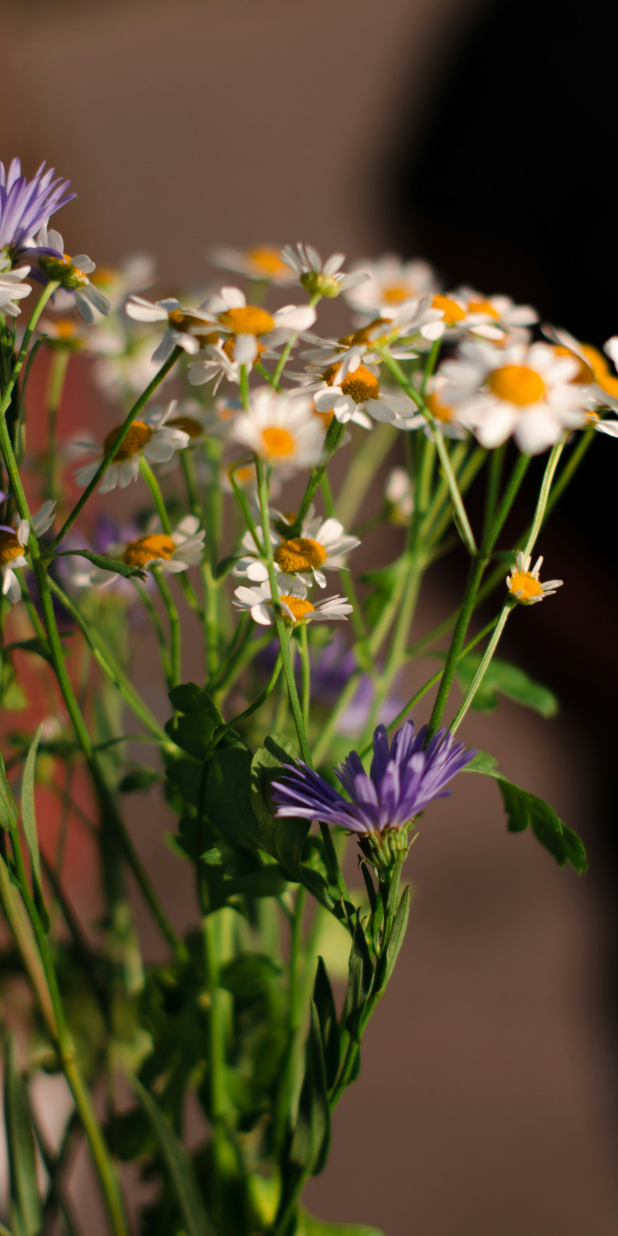
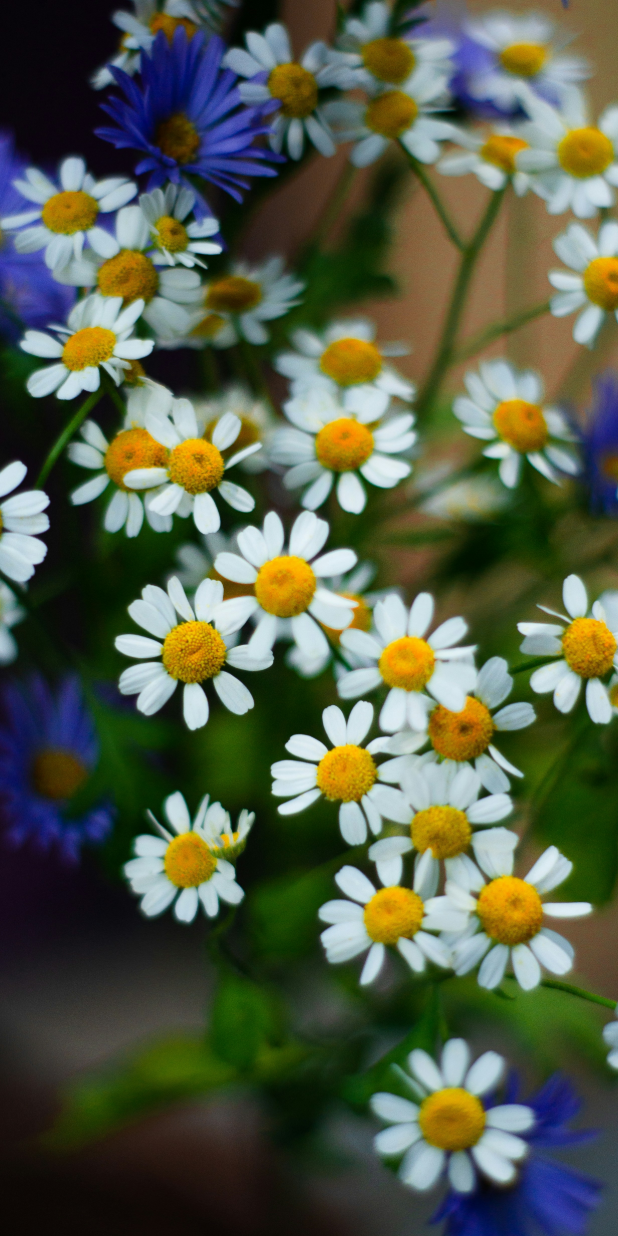
Before and after one commit to abdymazhittoretay/daily_quote_app, a Flutter app: the screen it shows after launch, on a phone screen of 412 x 824 dp. Run offline on Flutter 3.47's test engine with Material 3 defaults, Android fonts, the phone set to English and light mode, and no system bars.

Commit message:
changed the images appearance in the code

```diff
--- a/lib/pages/home_page.dart
+++ b/lib/pages/home_page.dart
@@ -1,3 +1,5 @@
+import 'dart:math';
+
 import 'package:flutter/material.dart';
 
 class HomePage extends StatefulWidget {
@@ -8,17 +10,22 @@ class HomePage extends StatefulWidget {
 }
 
 class _HomePageState extends State<HomePage> {
+  final List<String> images = [
+    "images/1_image.jpg",
+    "images/2_image.jpg",
+    "images/3_image.jpg",
+    "images/4_image.jpg",
+    "images/5_image.jpg",
+    "images/6_image.jpg",
+  ];
 
   @override
   Widget build(BuildContext context) {
+    final String selectedImage = images[Random().nextInt(images.length)];
     return Scaffold(
-      body: Container(
-        decoration: BoxDecoration(
-          image: DecorationImage(
-            image: AssetImage("images/1_image.jpg"),
-            fit: BoxFit.cover,
-          ),
-        ),
+      body: Stack(
+        fit: StackFit.expand,
+        children: [Image.asset(selectedImage, fit: BoxFit.cover)],
       ),
     );
   }
```
